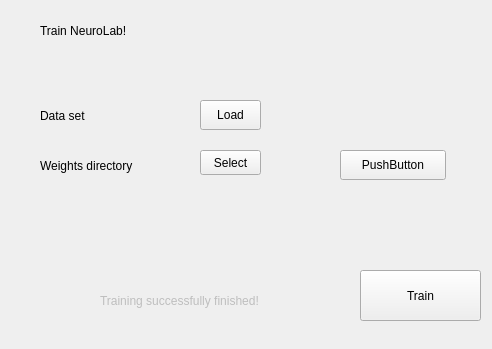
Above: ViewModule/TrainingPanel.ui from marcobasmaji/NeuroLab before the change. Below: the same form after it.
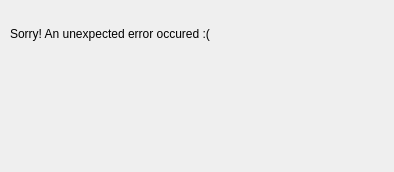
That is the form after the change.

Commit message: error pop up

Diff of the .ui file:
```diff
--- a/ViewModule/TrainingPanel.ui
+++ b/ViewModule/TrainingPanel.ui
@@ -6,95 +6,14 @@
    <rect>
     <x>0</x>
     <y>0</y>
-    <width>492</width>
-    <height>349</height>
+    <width>394</width>
+    <height>172</height>
    </rect>
   </property>
   <property name="windowTitle">
    <string>Training</string>
   </property>
   <widget class="QWidget" name="centralwidget">
-   <widget class="QLabel" name="welcome_label">
-    <property name="geometry">
-     <rect>
-      <x>40</x>
-      <y>10</y>
-      <width>191</width>
-      <height>41</height>
-     </rect>
-    </property>
-    <property name="text">
-     <string>Train NeuroLab!</string>
-    </property>
-   </widget>
-   <widget class="QLabel" name="dataset_label">
-    <property name="geometry">
-     <rect>
-      <x>40</x>
-      <y>100</y>
-      <width>111</width>
-      <height>31</height>
-     </rect>
-    </property>
-    <property name="text">
-     <string>Data set</string>
-    </property>
-   </widget>
-   <widget class="QPushButton" name="train">
-    <property name="geometry">
-     <rect>
-      <x>360</x>
-      <y>270</y>
-      <width>121</width>
-      <height>51</height>
-     </rect>
-    </property>
-    <property name="text">
-     <string>Train</string>
-    </property>
-   </widget>
-   <widget class="QLabel" name="success_label">
-    <property name="enabled">
-     <bool>false</bool>
-    </property>
-    <property name="geometry">
-     <rect>
-      <x>100</x>
-      <y>290</y>
-      <width>251</width>
-      <height>21</height>
-     </rect>
-    </property>
-    <property name="text">
-     <string>Training successfully finished!</string>
-    </property>
-   </widget>
-   <widget class="QLabel" name="weights_label">
-    <property name="geometry">
-     <rect>
-      <x>40</x>
-      <y>150</y>
-      <width>151</width>
-      <height>31</height>
-     </rect>
-    </property>
-    <property name="text">
-     <string>Weights directory</string>
-    </property>
-   </widget>
-   <widget class="QPushButton" name="select_weights_button">
-    <property name="geometry">
-     <rect>
-      <x>200</x>
-      <y>150</y>
-      <width>61</width>
-      <height>25</height>
-     </rect>
-    </property>
-    <property name="text">
-     <string>Select</string>
-    </property>
-   </widget>
    <widget class="QLabel" name="dataset_dir_label">
     <property name="geometry">
      <rect>
@@ -121,31 +40,31 @@
      <string/>
     </property>
    </widget>
-   <widget class="QPushButton" name="load_data_set_dir">
+   <widget class="QWidget" name="verticalLayoutWidget">
     <property name="geometry">
      <rect>
-      <x>200</x>
-      <y>100</y>
-      <width>61</width>
-      <height>30</height>
+      <x>10</x>
+      <y>10</y>
+      <width>381</width>
+      <height>101</height>
      </rect>
     </property>
-    <property name="text">
-     <string>Load</string>
-    </property>
-   </widget>
-   <widget class="QPushButton" name="pushButton">
-    <property name="geometry">
-     <rect>
-      <x>340</x>
-      <y>150</y>
-      <width>106</width>
-      <height>30</height>
-     </rect>
-    </property>
-    <property name="text">
-     <string>PushButton</string>
-    </property>
+    <layout class="QVBoxLayout" name="verticalLayout">
+     <item>
+      <widget class="QLabel" name="sorry">
+       <property name="text">
+        <string>Sorry! An unexpected error occured :(</string>
+       </property>
+      </widget>
+     </item>
+     <item>
+      <widget class="QLabel" name="label">
+       <property name="text">
+        <string>      </string>
+       </property>
+      </widget>
+     </item>
+    </layout>
    </widget>
   </widget>
  </widget>
```
The commit also changes 12 other files.
